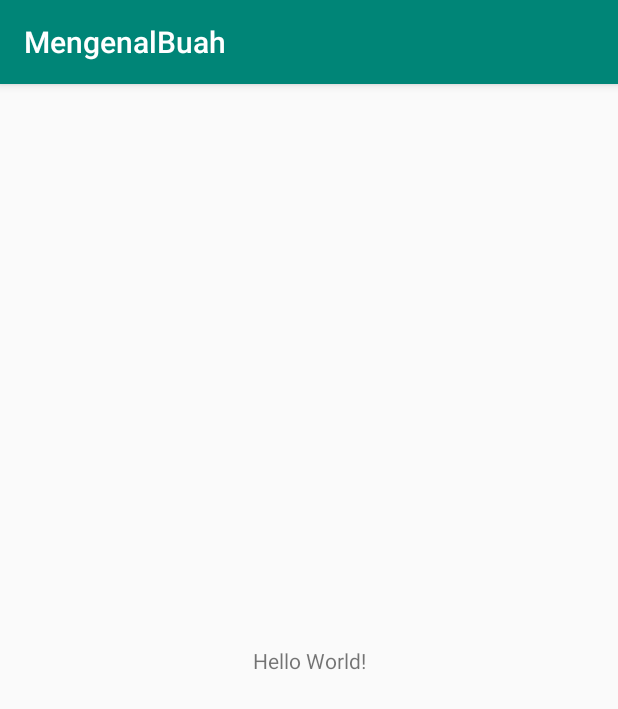
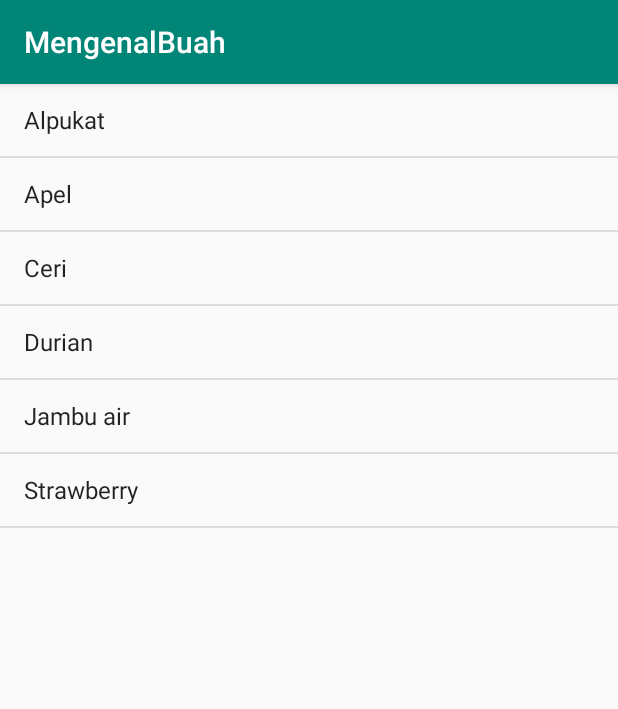
Before and after one commit to gilangadhan/MengenalBuahDicoding, an Android app: the screen it shows after launch (MainActivity), on a phone screen of 412 x 824 dp. Shown: the top 709 px of the screen. Run offline under Robolectric (Android 15) with nearby library versions, the phone set to English and light mode, and no system bars.

```diff
--- a/app/src/main/java/com/dicoding/picodiploma/mengenalbuah/MainActivity.java
+++ b/app/src/main/java/com/dicoding/picodiploma/mengenalbuah/MainActivity.java
@@ -1,13 +1,55 @@
 package com.dicoding.picodiploma.mengenalbuah;
 
+import android.content.Context;
 import android.os.Bundle;
 import android.support.v7.app.AppCompatActivity;
+import android.view.View;
+import android.view.ViewGroup;
+import android.widget.ArrayAdapter;
+import android.widget.ImageView;
+import android.widget.ListView;
+import android.widget.TextView;
 
 public class MainActivity extends AppCompatActivity {
+    // Kenalin
+    ListView listBuah;
+    String buah = "Jambu";
+    String namaBuah[] = {"Alpukat", "Apel", "Ceri", "Durian",
+            "Jambu air", "Strawberry"};
+
     @Override
     protected void onCreate(Bundle savedInstanceState) {
         super.onCreate(savedInstanceState);
         setContentView(R.layout.activity_main);
+        // Hubungin
+        listBuah = findViewById(R.id.listView);
 
+        ArrayAdapter<String> adapter = new ArrayAdapter<>(
+                this, android.R.layout.simple_list_item_1,
+                android.R.id.text1, namaBuah);
+        // Ngapain
+        listBuah.setAdapter(adapter);
+    }
+
+    // Custom Adatpter
+    int gambarBuah[] = {R.drawable.alpukat, R.drawable.apel,
+            R.drawable.ceri, R.drawable.durian, R.drawable.jambuair,
+            R.drawable.manggis, R.drawable.strawberry};
+
+    public class CustomAdapter extends ArrayAdapter {
+        public CustomAdapter(Context context) {
+            super(context, R.layout.item_buah, namaBuah);
+        }
+
+        @Override
+        public View getView(int position, View convertView, ViewGroup parent) {
+            View v = getLayoutInflater().inflate(R.layout.item_buah,
+                    null, true);
+            ImageView gambar = v.findViewById(R.id.imageView);
+            TextView nama = v.findViewById(R.id.textView);
+            gambar.setImageResource(gambarBuah[position]);
+            nama.setText(namaBuah[position]);
+            return v;
+        }
     }
 }
--- a/app/src/main/res/layout/activity_main.xml
+++ b/app/src/main/res/layout/activity_main.xml
@@ -1,18 +1,14 @@
 <?xml version="1.0" encoding="utf-8"?>
-<android.support.constraint.ConstraintLayout xmlns:android="http://schemas.android.com/apk/res/android"
-    xmlns:app="http://schemas.android.com/apk/res-auto"
+<LinearLayout xmlns:android="http://schemas.android.com/apk/res/android"
     xmlns:tools="http://schemas.android.com/tools"
     android:layout_width="match_parent"
     android:layout_height="match_parent"
+    android:orientation="vertical"
     tools:context=".MainActivity">
 
-    <TextView
-        android:layout_width="wrap_content"
-        android:layout_height="wrap_content"
-        android:text="Hello World!"
-        app:layout_constraintBottom_toBottomOf="parent"
-        app:layout_constraintLeft_toLeftOf="parent"
-        app:layout_constraintRight_toRightOf="parent"
-        app:layout_constraintTop_toTopOf="parent" />
+    <ListView
+        android:id="@+id/listView"
+        android:layout_width="match_parent"
+        android:layout_height="match_parent" />
 
-</android.support.constraint.ConstraintLayout>
+</LinearLayout>
```
